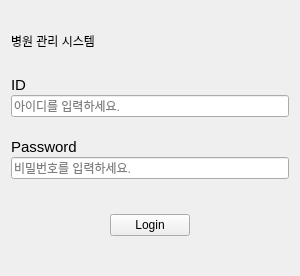
Old version of the form Hospital_Terminal/login.ui in the repository Heo157/Project-Hospital-Autonomous-Wheelchair.
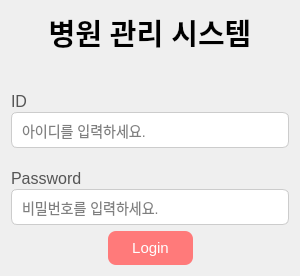
New version of the form.

The edit to the form file:
```diff
--- a/Hospital_Terminal/login.ui
+++ b/Hospital_Terminal/login.ui
@@ -15,17 +15,42 @@
   </property>
   <layout class="QVBoxLayout" name="verticalLayout_2">
    <item>
-    <layout class="QVBoxLayout" name="verticalLayout" stretch="2,10,1,4,1">
+    <layout class="QVBoxLayout" name="verticalLayout" stretch="2,0,10,1,4,1">
      <item>
       <widget class="QLabel" name="label">
+       <property name="font">
+        <font>
+         <pointsize>22</pointsize>
+         <bold>true</bold>
+        </font>
+       </property>
        <property name="autoFillBackground">
         <bool>false</bool>
        </property>
+       <property name="styleSheet">
+        <string notr="true"/>
+       </property>
        <property name="text">
         <string>병원 관리 시스템</string>
        </property>
+       <property name="alignment">
+        <set>Qt::AlignmentFlag::AlignCenter</set>
+       </property>
       </widget>
      </item>
+     <item>
+      <spacer name="verticalSpacer_4">
+       <property name="orientation">
+        <enum>Qt::Orientation::Vertical</enum>
+       </property>
+       <property name="sizeHint" stdset="0">
+        <size>
+         <width>20</width>
+         <height>40</height>
+        </size>
+       </property>
+      </spacer>
+     </item>
      <item>
       <layout class="QVBoxLayout" name="verticalLayout_3" stretch="1,1,1,1,1">
        <property name="spacing">
@@ -44,9 +69,12 @@
          </property>
          <property name="font">
           <font>
-           <pointsize>11</pointsize>
+           <pointsize>12</pointsize>
           </font>
          </property>
+         <property name="styleSheet">
+          <string notr="true">color: rgb(85, 85, 85);</string>
+         </property>
          <property name="text">
           <string>ID</string>
          </property>
@@ -54,6 +82,13 @@
        </item>
        <item>
         <widget class="QLineEdit" name="lineEdit">
+         <property name="styleSheet">
+          <string notr="true">border: 1px solid rgb(204, 204, 204);
+border-radius: 6px;
+padding: 8px;
+font-size: 14px;
+background-color: rgb(255, 255, 255);</string>
+         </property>
          <property name="echoMode">
           <enum>QLineEdit::Normal</enum>
          </property>
@@ -91,9 +126,12 @@
          </property>
          <property name="font">
           <font>
-           <pointsize>11</pointsize>
+           <pointsize>12</pointsize>
           </font>
          </property>
+         <property name="styleSheet">
+          <string notr="true">color:rgb(85, 85, 85);</string>
+         </property>
          <property name="text">
           <string>Password</string>
          </property>
@@ -101,6 +139,13 @@
        </item>
        <item>
         <widget class="QLineEdit" name="lineEdit_2">
+         <property name="styleSheet">
+          <string notr="true">border: 1px solid rgb(204, 204, 204);
+border-radius: 6px;
+padding: 8px;
+font-size: 14px;
+background-color: rgb(255, 255, 255);</string>
+         </property>
          <property name="echoMode">
           <enum>QLineEdit::Password</enum>
          </property>
@@ -129,7 +174,10 @@
        <item>
         <spacer name="horizontalSpacer">
          <property name="orientation">
-          <enum>Qt::Horizontal</enum>
+          <enum>Qt::Orientation::Horizontal</enum>
+         </property>
+         <property name="sizeType">
+          <enum>QSizePolicy::Policy::Minimum</enum>
          </property>
          <property name="sizeHint" stdset="0">
           <size>
@@ -147,15 +195,35 @@
            <verstretch>0</verstretch>
           </sizepolicy>
          </property>
+         <property name="font">
+          <font>
+           <pointsize>-1</pointsize>
+           <kerning>true</kerning>
+          </font>
+         </property>
+         <property name="styleSheet">
+          <string notr="true">background-color: rgb(255, 122, 122);
+color: rgb(255, 255, 255);
+border: none;
+border-radius: 8px;
+font-size: 15px;
+padding: 8px 24px;</string>
+         </property>
          <property name="text">
           <string>Login</string>
          </property>
+         <property name="checkable">
+          <bool>false</bool>
+         </property>
         </widget>
        </item>
        <item>
         <spacer name="horizontalSpacer_2">
          <property name="orientation">
-          <enum>Qt::Horizontal</enum>
+          <enum>Qt::Orientation::Horizontal</enum>
+         </property>
+         <property name="sizeType">
+          <enum>QSizePolicy::Policy::Minimum</enum>
          </property>
          <property name="sizeHint" stdset="0">
           <size>
```
Left out of the diff: 14 changed lines with no effect on the pictures.
